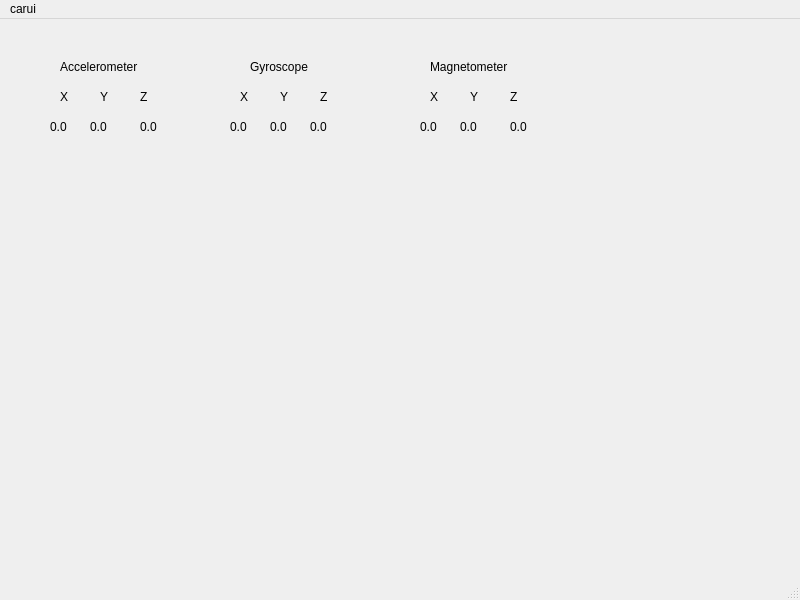
This is src/ui/window/MainWindow.ui in gaitovrat/bachelor as Qt 5 draws it before an edit. The edited form follows.
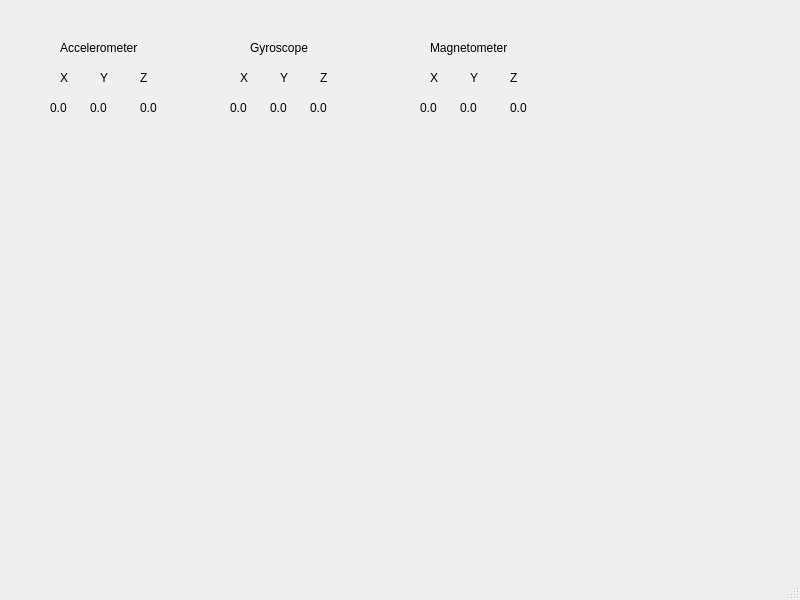
This is the edited form.

Commit message: Use File menu if not macos

Diff of the .ui file:
```diff
--- a/src/ui/window/MainWindow.ui
+++ b/src/ui/window/MainWindow.ui
@@ -294,16 +294,9 @@
      <x>0</x>
      <y>0</y>
      <width>800</width>
-     <height>36</height>
+     <height>24</height>
     </rect>
    </property>
-   <widget class="QMenu" name="menucarui">
-    <property name="title">
-     <string>carui</string>
-    </property>
-    <addaction name="actionPreferences"/>
-   </widget>
-   <addaction name="menucarui"/>
   </widget>
   <widget class="QStatusBar" name="statusbar"/>
   <action name="actionPreferences">
```
The commit also changes 3 other files.
